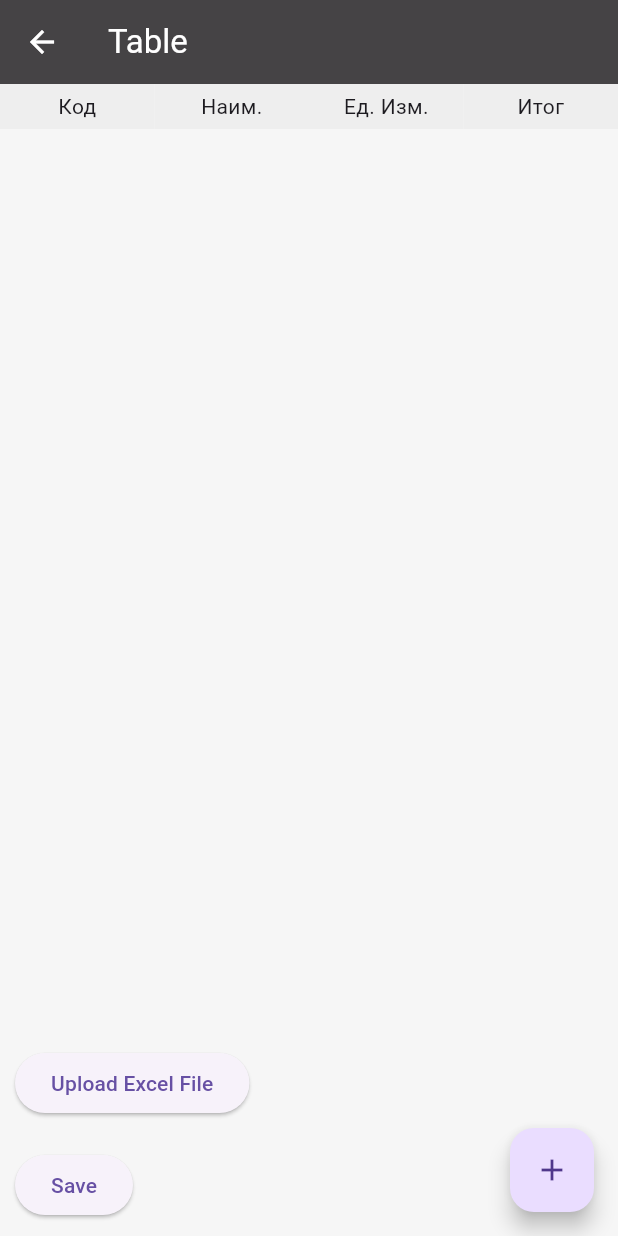
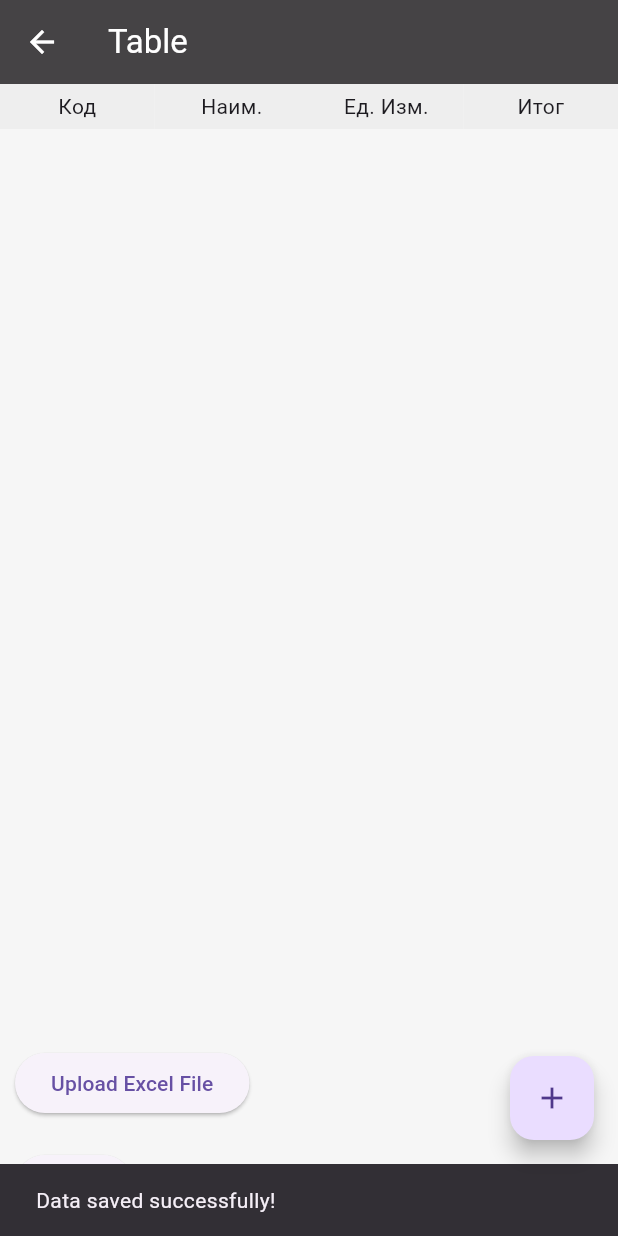
Before and after one commit to gizo333/zakupka, a Flutter app: the TableView screen opened by its route, after a tap on "Save", on a phone screen of 412 x 824 dp. Run offline on Flutter 3.47's test engine with Material 2 defaults, Android fonts, the phone set to English and light mode, and no system bars; our stand-ins replace cloud_firestore, email_validator, file_picker, firebase_auth, firebase_core; missing offline and left inert: excel; accounts and stored records are empty.

Commit message:
version 0.02

```diff
--- a/lib/register/validation.dart
+++ b/lib/register/validation.dart
@@ -1,7 +1,7 @@
 class Validation {
   static bool isValidEmail(String email) {
     // Проверка формата адреса электронной почты с использованием регулярного выражения
-    final String emailRegex =
+    const String emailRegex =
         r'^[\w-]+(\.[\w-]+)*@[a-zA-Z\d-]+(\.[a-zA-Z\d-]+)*\.[a-zA-Z\d-]{2,4}$';
     final RegExp regex = RegExp(emailRegex);
     return regex.hasMatch(email);
--- a/lib/table/json_help.dart
+++ b/lib/table/json_help.dart
@@ -1,8 +1,6 @@
 import 'dart:convert';
 import 'dart:io';
-
 import 'package:excel/excel.dart';
-
 import '../table/classes.dart';
 
 List<Map<String, dynamic>> jsonData = [];
--- a/lib/table/tableview.dart
+++ b/lib/table/tableview.dart
@@ -1,10 +1,9 @@
 import 'dart:convert';
-
+import 'package:firebase_auth/firebase_auth.dart';
 import 'package:firebase_core/firebase_core.dart';
 import 'package:flutter/material.dart';
 import 'package:file_picker/file_picker.dart';
-import 'package:new_flut_proj/table/sort_help.dart';
-
+import 'package:cloud_firestore/cloud_firestore.dart';
 import 'classes.dart';
 import './sort_help.dart';
 import './json_help.dart';
@@ -17,8 +16,19 @@ class TableView extends StatefulWidget {
 }
 
 class _TableViewState extends State<TableView> {
+  late String userId; // Идентификатор пользователя
+
   Future<void> initializeFirebase() async {
     await Firebase.initializeApp();
+    final currentUser = FirebaseAuth.instance.currentUser;
+    setState(() {
+      userId = currentUser!.uid; // Идентификатор пользователя
+    });
+  }
+
+  CollectionReference getFirestoreCollection() {
+    // Получение коллекции Firestore для текущего пользователя
+    return FirebaseFirestore.instance.collection('users').doc(userId).collection('positions');
   }
 
   List<PositionClass> _lists = [];
@@ -133,7 +143,6 @@ class _TableViewState extends State<TableView> {
                     ),
                     child: ListTile(
                       title: Container(
-                        // margin: const EdgeInsets.symmetric(vertical: 15),
                         color: const Color.fromARGB(255, 133, 133, 133),
                         child: Row(
                           crossAxisAlignment: CrossAxisAlignment.center,
@@ -148,7 +157,6 @@ class _TableViewState extends State<TableView> {
                                   keyboardType: TextInputType.number,
                                   onChanged: (val) {
                                     setState(() {
-                                      // position.code = int.tryParse(val);
                                       if (val.isEmpty) {
                                         position.code = null; // Сброс значения
                                         errorColor = null; // Сброс цвета ошибки
@@ -284,7 +292,7 @@ class _TableViewState extends State<TableView> {
               child: ElevatedButton(
                 onPressed: () async {
                   // Call the function to save JSON data to Firestore
-                  await listToJson(_lists);
+                  saveDataToFirestore();
                 },
                 child: const Text('Save'),
               ),
@@ -293,6 +301,45 @@ class _TableViewState extends State<TableView> {
         ),
       ),
     );
+  }
+
+  Future<void> saveDataToFirestore() async {
+    try {
+      // Инициализация Firebase, если еще не была выполнена
+      await Firebase.initializeApp();
+
+      // Получение коллекции Firestore для текущего пользователя
+      CollectionReference collection = FirebaseFirestore.instance
+          .collection('users')
+          .doc(userId)
+          .collection('positions');
+
+      // Удаление всех существующих документов в коллекции
+      await collection.get().then((snapshot) {
+        for (DocumentSnapshot doc in snapshot.docs) {
+          doc.reference.delete();
+        }
+      });
+
+      // Сохранение каждого элемента _lists в базу данных
+      for (var position in _lists) {
+        await collection.add(position.toJson());
+      }
+
+      // Отображение успешного сообщения
+      ScaffoldMessenger.of(context).showSnackBar(
+        SnackBar(
+          content: Text('Data saved successfully!'),
+        ),
+      );
+    } catch (error) {
+      // Отображение ошибки, если что-то пошло не так
+      ScaffoldMessenger.of(context).showSnackBar(
+        SnackBar(
+          content: Text('Failed to save data: $error'),
+        ),
+      );
+    }
   }
 
   late String _filePath;
@@ -357,6 +404,7 @@ class _TableViewState extends State<TableView> {
       _lists.sort((user1, user2) =>
           compareNumeric(ascending, user1.itog ?? 0, user2.itog ?? 0));
     }
+
     setState(() {
       _sortColumnIndex = columnIndex;
       _sortAsc = ascending;
```
Also changed, not shown: lib/services/firebase_streem.dart (+5 -2 lines), lib/table/classes.dart (+8 -1 lines).
